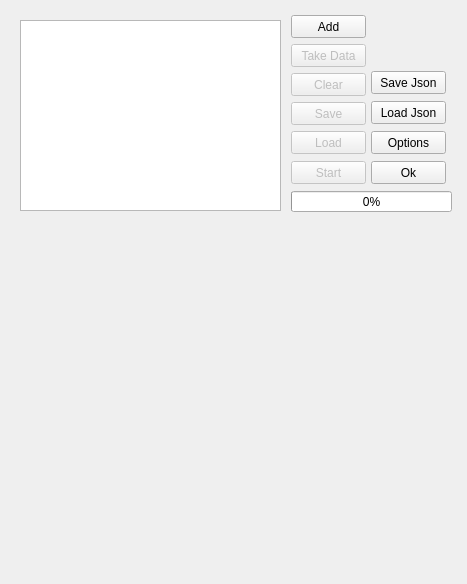
navrit/dexter, file SpidrMpx3Eq/qcstmBHWindow.ui: the form before one commit.
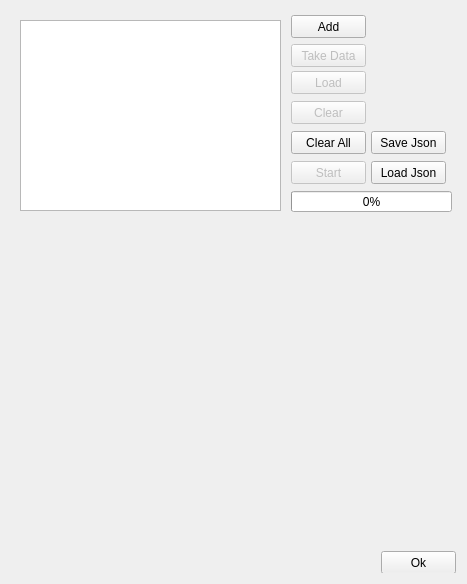
The form after the commit. Custom widgets are drawn as their Qt base class.

Commit message: added function to save to json. Also tweaked design a little.

```diff
--- a/SpidrMpx3Eq/qcstmBHWindow.ui
+++ b/SpidrMpx3Eq/qcstmBHWindow.ui
@@ -25,7 +25,7 @@
         <x>9</x>
         <y>216</y>
         <width>431</width>
-        <height>341</height>
+        <height>321</height>
        </rect>
       </property>
      </widget>
@@ -47,18 +47,18 @@
      </widget>
      <widget class="QPushButton" name="saveButton">
       <property name="enabled">
-       <bool>false</bool>
+       <bool>true</bool>
       </property>
       <property name="geometry">
        <rect>
         <x>280</x>
-        <y>91</y>
+        <y>120</y>
         <width>75</width>
         <height>23</height>
        </rect>
       </property>
       <property name="text">
-       <string>Save</string>
+       <string>Clear All</string>
       </property>
      </widget>
      <widget class="QPushButton" name="dataButton">
@@ -84,7 +84,7 @@
       <property name="geometry">
        <rect>
         <x>280</x>
-        <y>62</y>
+        <y>90</y>
         <width>75</width>
         <height>23</height>
        </rect>
@@ -110,7 +110,7 @@
       <property name="geometry">
        <rect>
         <x>280</x>
-        <y>120</y>
+        <y>60</y>
         <width>75</width>
         <height>23</height>
        </rect>
@@ -132,19 +132,6 @@
        <number>0</number>
       </property>
      </widget>
-     <widget class="QPushButton" name="optionsButton">
-      <property name="geometry">
-       <rect>
-        <x>360</x>
-        <y>120</y>
-        <width>75</width>
-        <height>23</height>
-       </rect>
-      </property>
-      <property name="text">
-       <string>Options</string>
-      </property>
-     </widget>
      <widget class="QPushButton" name="startButton">
       <property name="enabled">
        <bool>false</bool>
@@ -164,8 +151,8 @@
      <widget class="QPushButton" name="okButton">
       <property name="geometry">
        <rect>
-        <x>360</x>
-        <y>150</y>
+        <x>370</x>
+        <y>540</y>
         <width>75</width>
         <height>23</height>
        </rect>
@@ -178,7 +165,7 @@
       <property name="geometry">
        <rect>
         <x>360</x>
-        <y>90</y>
+        <y>150</y>
         <width>75</width>
         <height>23</height>
        </rect>
@@ -191,7 +178,7 @@
       <property name="geometry">
        <rect>
         <x>360</x>
-        <y>60</y>
+        <y>120</y>
         <width>75</width>
         <height>23</height>
        </rect>
```
Left out of the diff: 2 changed lines with no effect on the pictures. The commit also changes 4 other files.
